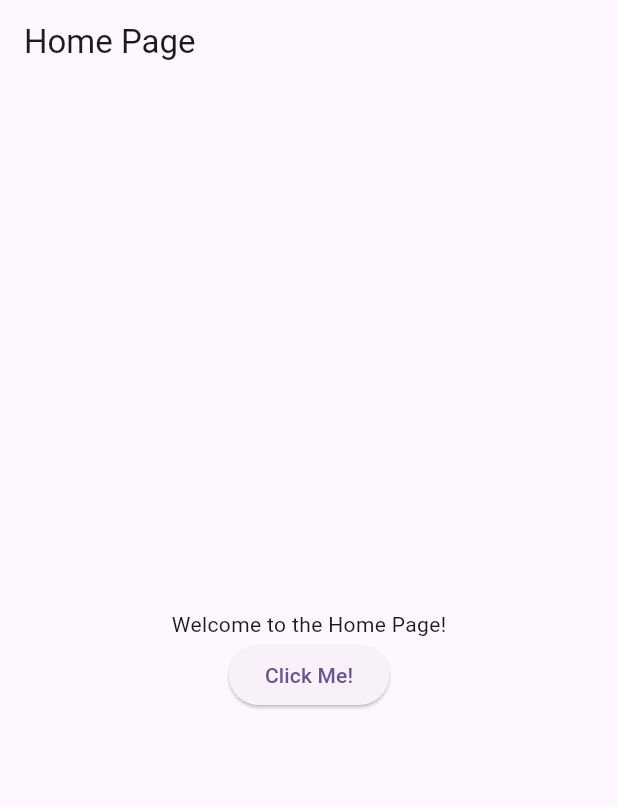
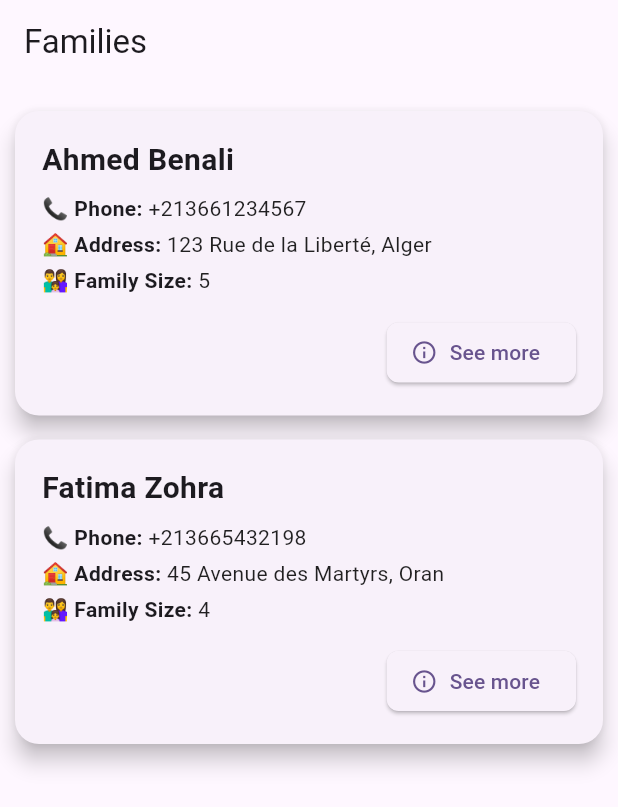
Before and after one commit to h0996g/cahrity, a Flutter app: the screen it shows after launch, on a phone screen of 412 x 824 dp. Shown: the top 807 px of the screen. Run offline on Flutter 3.47's test engine with Material 3 defaults, Android fonts, the phone set to English and light mode, and no system bars.

Commit message:
Implement FamilyCardList widget and integrate it into HomePage

```diff
--- /dev/null
+++ b/lib/home/family.dart
@@ -0,0 +1,165 @@
+import 'package:charity/model/family/family_m.dart';
+import 'package:flutter/material.dart';
+
+class FamilyCardList extends StatelessWidget {
+  final List<FamilyModel>? families;
+
+  const FamilyCardList({super.key, this.families});
+
+  @override
+  Widget build(BuildContext context) {
+    if (families == null || families!.isEmpty) {
+      return Center(
+        child: Text(
+          "No families found.",
+          style: TextStyle(fontSize: 16, color: Colors.grey),
+        ),
+      );
+    }
+
+    return ListView.builder(
+      padding: const EdgeInsets.all(10),
+      itemCount: families!.length,
+      itemBuilder: (context, index) {
+        final family = families![index];
+        return Card(
+          shape: RoundedRectangleBorder(
+            borderRadius: BorderRadius.circular(16),
+          ),
+          elevation: 6,
+          margin: const EdgeInsets.symmetric(vertical: 8),
+          child: Padding(
+            padding: const EdgeInsets.all(18),
+            child: Column(
+              crossAxisAlignment: CrossAxisAlignment.start,
+              children: [
+                Text(
+                  "${family.firstName ?? ''} ${family.lastName ?? ''}",
+                  style: TextStyle(fontSize: 20, fontWeight: FontWeight.bold),
+                ),
+                const SizedBox(height: 8),
+                _infoRow("📞 Phone", family.phone),
+                _infoRow("🏠 Address", family.address),
+                _infoRow("👨‍👩‍👧 Family Size", family.familySize?.toString()),
+                const SizedBox(height: 10),
+                Align(
+                  alignment: Alignment.centerRight,
+                  child: ElevatedButton.icon(
+                    style: ElevatedButton.styleFrom(
+                      shape: RoundedRectangleBorder(
+                        borderRadius: BorderRadius.circular(8),
+                      ),
+                    ),
+                    onPressed: () => _showFamilyDetails(context, family),
+                    icon: Icon(Icons.info_outline),
+                    label: Text("See more"),
+                  ),
+                ),
+              ],
+            ),
+          ),
+        );
+      },
+    );
+  }
+
+  Widget _infoRow(String label, String? value) {
+    return Padding(
+      padding: const EdgeInsets.only(bottom: 4),
+      child: Row(
+        children: [
+          Text(
+            "$label: ",
+            style: TextStyle(fontWeight: FontWeight.w600, fontSize: 14),
+          ),
+          Expanded(
+            child: Text(
+              value ?? "N/A",
+              style: TextStyle(fontSize: 14, color: Colors.black87),
+            ),
+          ),
+        ],
+      ),
+    );
+  }
+
+  void _showFamilyDetails(BuildContext context, FamilyModel family) {
+    showDialog(
+      context: context,
+      builder:
+          (context) => AlertDialog(
+            title: Text(
+              "${family.firstName ?? ''} ${family.lastName ?? ''}",
+              style: TextStyle(fontWeight: FontWeight.bold),
+            ),
+            content: SingleChildScrollView(
+              child: Column(
+                crossAxisAlignment: CrossAxisAlignment.start,
+                children: [
+                  _infoRow("Sex", family.sex),
+                  _infoRow("Birth Date", _formatDate(family.birthDate)),
+                  _infoRow("Phone", family.phone),
+                  _infoRow("Address", family.address),
+                  _infoRow("State", family.state),
+                  _infoRow("ID Card", family.idCardNumber),
+                  _infoRow("Family Situation", family.familySituation),
+                  _infoRow("Family Size", family.familySize?.toString()),
+                  _infoRow(
+                    "Educated Children",
+                    family.educatedChildren?.toString(),
+                  ),
+                  _infoRow(
+                    "Disabled Children",
+                    family.disabledChildren?.toString(),
+                  ),
+                  _infoRow(
+                    "Family Income",
+                    "${family.familyIncome ?? 'N/A'} DZD",
+                  ),
+                  _infoRow("Work Situation", family.workSituation),
+                  _infoRow("Residence", family.residenceType),
+                  _infoRow("Help Needed", family.helpNeeded),
+                  _infoRow("Last Help", _formatDate(family.lastHelpDate)),
+                  _infoRow(
+                    "Times Help Received",
+                    family.numberOfReceivedHelp?.toString(),
+                  ),
+                  _infoRow("Notes", family.notes),
+                  if (family.children != null &&
+                      family.children!.isNotEmpty) ...[
+                    const SizedBox(height: 10),
+                    Text(
+                      "Children",
+                      style: TextStyle(
+                        fontWeight: FontWeight.bold,
+                        fontSize: 16,
+                      ),
+                    ),
+                    ...family.children!.map(
+                      (child) => Padding(
+                        padding: const EdgeInsets.symmetric(vertical: 2),
+                        child: Text(
+                          "- Age: ${child.age}, Shoe Size: ${child.shoeSize}",
+                        ),
+                      ),
+                    ),
+                  ],
+                ],
+              ),
+            ),
+            actions: [
+              TextButton(
+                onPressed: () => Navigator.of(context).pop(),
+                child: Text("Close", style: TextStyle(color: Colors.red)),
+              ),
+            ],
+          ),
+    );
+  }
+
+  String _formatDate(DateTime? date) {
+    if (date == null) return 'N/A';
+    final local = date.toLocal();
+    return "${local.year}-${local.month.toString().padLeft(2, '0')}-${local.day.toString().padLeft(2, '0')}";
+  }
+}
--- a/lib/home/home.dart
+++ b/lib/home/home.dart
@@ -1,3 +1,5 @@
+import 'package:charity/home/family.dart';
+import 'package:charity/model/family/family_m.dart';
 import 'package:flutter/material.dart';
 
 class HomePage extends StatelessWidget {
@@ -6,21 +8,66 @@ class HomePage extends StatelessWidget {
   @override
   Widget build(BuildContext context) {
     return Scaffold(
-      appBar: AppBar(title: const Text('Home Page')),
-      body: Center(
-        child: Column(
-          mainAxisAlignment: MainAxisAlignment.center,
-          children: <Widget>[
-            const Text('Welcome to the Home Page!'),
-            ElevatedButton(
-              onPressed: () {
-                // Add your button action here
-              },
-              child: const Text('Click Me!'),
-            ),
-          ],
-        ),
-      ),
+      appBar: AppBar(title: Text("Families")),
+      body: FamilyCardList(families: myLoadedFamilyList),
     );
   }
 }
+
+final List<FamilyModel> myLoadedFamilyList = [
+  FamilyModel(
+    numberOfChildren: 1,
+    id: "681232dbc84c7421048b95a3",
+    firstName: "Ahmed",
+    lastName: "Benali",
+    birthDate: DateTime.parse("1985-07-15"),
+    sex: "Male",
+    phone: "+213661234567",
+    address: "123 Rue de la Liberté, Alger",
+    state: "Alger",
+    idCardNumber: "123456789012",
+    familySituation: "Married",
+    familySize: 5,
+    children: [Child(age: 10, shoeSize: 30, id: "681232dbc84c7421048b95a4")],
+    educatedChildren: 2,
+    disabledChildren: 1,
+    familyIncome: 35000,
+    workSituation: "Unemployed",
+    residenceType: "Rented",
+    helpNeeded: "Food, Clothing",
+    lastHelpDate: DateTime.parse("2024-12-01"),
+    numberOfReceivedHelp: 2,
+    notes: "Requires additional medical assistance",
+    createdAt: DateTime.now(),
+    updatedAt: DateTime.now(),
+  ),
+  FamilyModel(
+    numberOfChildren: 2,
+    id: "681232dbc84c7421048b95b9",
+    firstName: "Fatima",
+    lastName: "Zohra",
+    birthDate: DateTime.parse("1990-03-10"),
+    sex: "Female",
+    phone: "+213665432198",
+    address: "45 Avenue des Martyrs, Oran",
+    state: "Oran",
+    idCardNumber: "987654321098",
+    familySituation: "Widowed",
+    familySize: 4,
+    children: [
+      Child(age: 12, shoeSize: 32, id: "child1"),
+      Child(age: 8, shoeSize: 28, id: "child2"),
+    ],
+    educatedChildren: 1,
+    disabledChildren: 0,
+    familyIncome: 22000,
+    workSituation: "Part-time",
+    residenceType: "Owned",
+    helpNeeded: "School Supplies",
+    lastHelpDate: DateTime.parse("2024-10-20"),
+    numberOfReceivedHelp: 1,
+    notes: "Needs assistance for school supplies for both kids",
+    createdAt: DateTime.now(),
+    updatedAt: DateTime.now(),
+  ),
+];
--- /dev/null
+++ b/lib/model/family/family_m.dart
@@ -0,0 +1,149 @@
+class FamilyResponse {
+  final String? message;
+  final List<FamilyModel>? families;
+  final Pagination? pagination;
+
+  FamilyResponse({this.message, this.families, this.pagination});
+
+  factory FamilyResponse.fromJson(Map<String, dynamic> json) {
+    return FamilyResponse(
+      message: json['message'],
+      families:
+          (json['families'] as List?)
+              ?.map((x) => FamilyModel.fromJson(x))
+              .toList(),
+      pagination:
+          json['pagination'] != null
+              ? Pagination.fromJson(json['pagination'])
+              : null,
+    );
+  }
+}
+
+class FamilyModel {
+  final int? numberOfChildren;
+  final String? id;
+  final String? firstName;
+  final String? lastName;
+  final DateTime? birthDate;
+  final String? sex;
+  final String? phone;
+  final String? address;
+  final String? state;
+  final String? idCardNumber;
+  final String? familySituation;
+  final int? familySize;
+  final List<Child>? children;
+  final int? educatedChildren;
+  final int? disabledChildren;
+  final int? familyIncome;
+  final String? workSituation;
+  final String? residenceType;
+  final String? helpNeeded;
+  final DateTime? lastHelpDate;
+  final int? numberOfReceivedHelp;
+  final String? notes;
+  final DateTime? createdAt;
+  final DateTime? updatedAt;
+
+  FamilyModel({
+    this.numberOfChildren,
+    this.id,
+    this.firstName,
+    this.lastName,
+    this.birthDate,
+    this.sex,
+    this.phone,
+    this.address,
+    this.state,
+    this.idCardNumber,
+    this.familySituation,
+    this.familySize,
+    this.children,
+    this.educatedChildren,
+    this.disabledChildren,
+    this.familyIncome,
+    this.workSituation,
+    this.residenceType,
+    this.helpNeeded,
+    this.lastHelpDate,
+    this.numberOfReceivedHelp,
+    this.notes,
+    this.createdAt,
+    this.updatedAt,
+  });
+
+  factory FamilyModel.fromJson(Map<String, dynamic> json) {
+    return FamilyModel(
+      numberOfChildren: json['numberOfChildren'],
+      id: json['_id'],
+      firstName: json['firstName'],
+      lastName: json['lastName'],
+      birthDate:
+          json['birthDate'] != null
+              ? DateTime.tryParse(json['birthDate'])
+              : null,
+      sex: json['sex'],
+      phone: json['phone'],
+      address: json['address'],
+      state: json['state'],
+      idCardNumber: json['idCardNumber'],
+      familySituation: json['familySituation'],
+      familySize: json['familySize'],
+      children:
+          (json['children'] as List?)?.map((x) => Child.fromJson(x)).toList(),
+      educatedChildren: json['educatedChildren'],
+      disabledChildren: json['disabledChildren'],
+      familyIncome: json['familyIncome'],
+      workSituation: json['workSituation'],
+      residenceType: json['residenceType'],
+      helpNeeded: json['helpNeeded'],
+      lastHelpDate:
+          json['lastHelpDate'] != null
+              ? DateTime.tryParse(json['lastHelpDate'])
+              : null,
+      numberOfReceivedHelp: json['numberOfReceivedHelp'],
+      notes: json['notes'],
+      createdAt:
+          json['createdAt'] != null
+              ? DateTime.tryParse(json['createdAt'])
+              : null,
+      updatedAt:
+          json['updatedAt'] != null
+              ? DateTime.tryParse(json['updatedAt'])
+              : null,
+    );
+  }
+}
+
+class Child {
+  final int? age;
+  final int? shoeSize;
+  final String? id;
+
+  Child({this.age, this.shoeSize, this.id});
+
+  factory Child.fromJson(Map<String, dynamic> json) {
+    return Child(age: json['age'], shoeSize: json['shoeSize'], id: json['_id']);
+  }
+}
+
+class Pagination {
+  final int? total;
+  final int? page;
+  final int? limit;
+  final int? totalPages;
+  final dynamic next;
+
+  Pagination({this.total, this.page, this.limit, this.totalPages, this.next});
+
+  factory Pagination.fromJson(Map<String, dynamic> json) {
+    return Pagination(
+      total: json['total'],
+      page: json['page'],
+      limit: json['limit'],
+      totalPages: json['totalPages'],
+      next: json['next'],
+    );
+  }
+}
```
